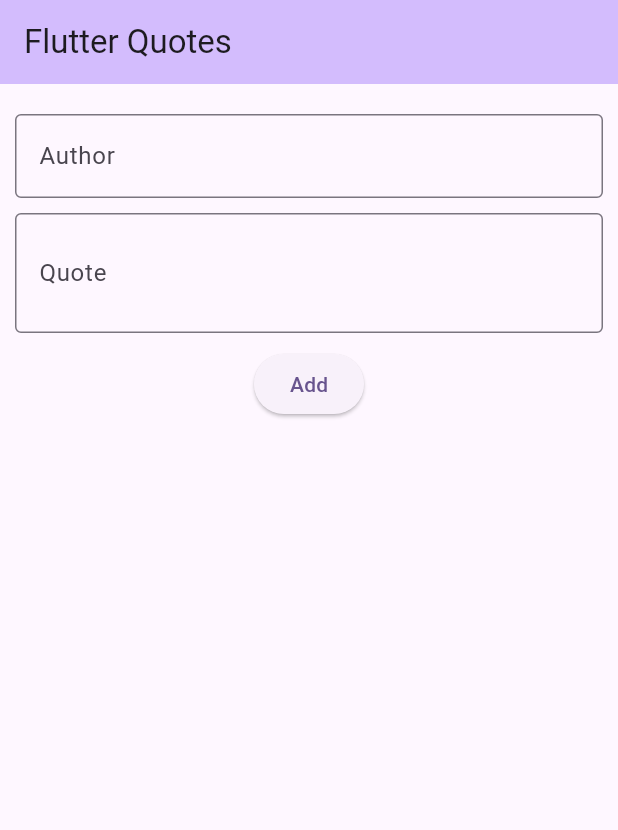
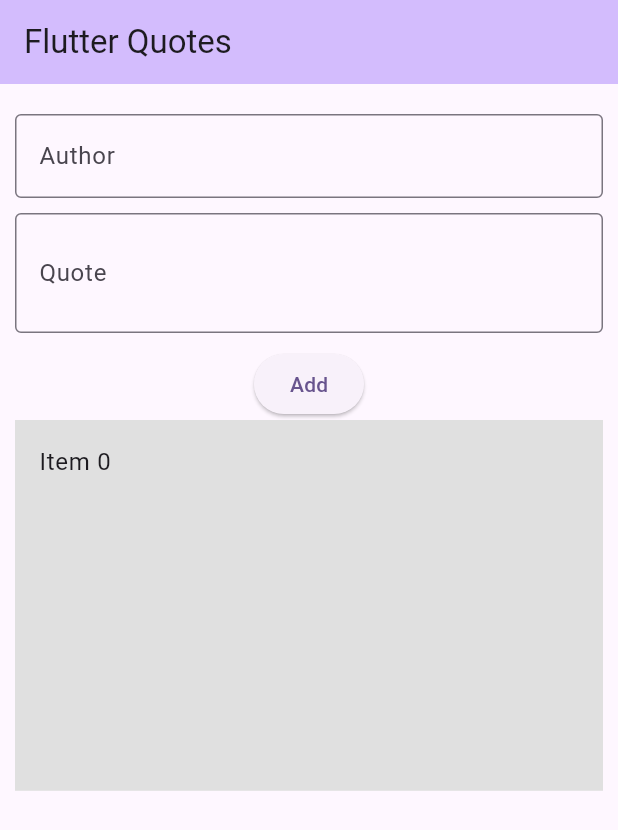
Before and after one commit to Mhamad-Raad/Internship-tasks, a Flutter app: the screen it shows after launch, after a tap on "Add", on a phone screen of 412 x 824 dp. Shown: the top 830 px of the screen. Run offline on Flutter 3.47's test engine with Material 3 defaults, Android fonts, the light colour scheme and no system bars.

Commit message:
add basic list view

```diff
--- a/6-flutter-version/quotes/lib/screens/AddQuotesScreen.dart
+++ b/6-flutter-version/quotes/lib/screens/AddQuotesScreen.dart
@@ -61,6 +61,19 @@ class _AddQuotesScreenState extends State<AddQuotesScreen> {
               onPressed: addToQuote,
               child: const Text('Add'),
             ),
+            Container(
+              width: screenWidth,
+              height: screenHeight * 0.3,
+              color: Colors.grey[300],
+              child: ListView.builder(
+                itemCount: quotes.length,
+                itemBuilder: (context, index) {
+                  return ListTile(
+                    title: Text('Item $index'),
+                  );
+                },
+              ),
+            ),
           ],
         ),
       ),
```
